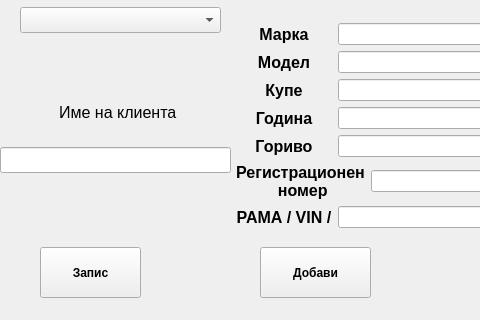
Qt form removechangeauto.ui (JohnnyBrawo/CarServ) before a commit; both pictures show x 0 to 480 and y 243 to 563 of the 728 by 563 pixel window.
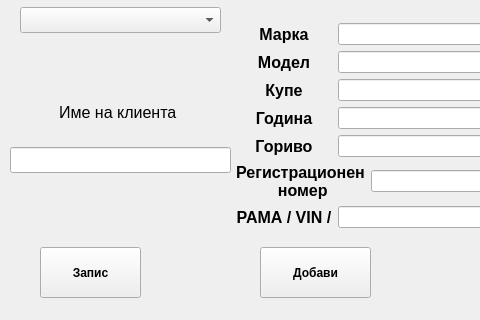
The same form after that commit.

```diff
--- a/removechangeauto.ui
+++ b/removechangeauto.ui
@@ -353,9 +353,9 @@
   <widget class="QLineEdit" name="LText_ClientName">
    <property name="geometry">
     <rect>
-     <x>0</x>
+     <x>10</x>
      <y>390</y>
-     <width>231</width>
+     <width>221</width>
      <height>26</height>
     </rect>
    </property>
```
